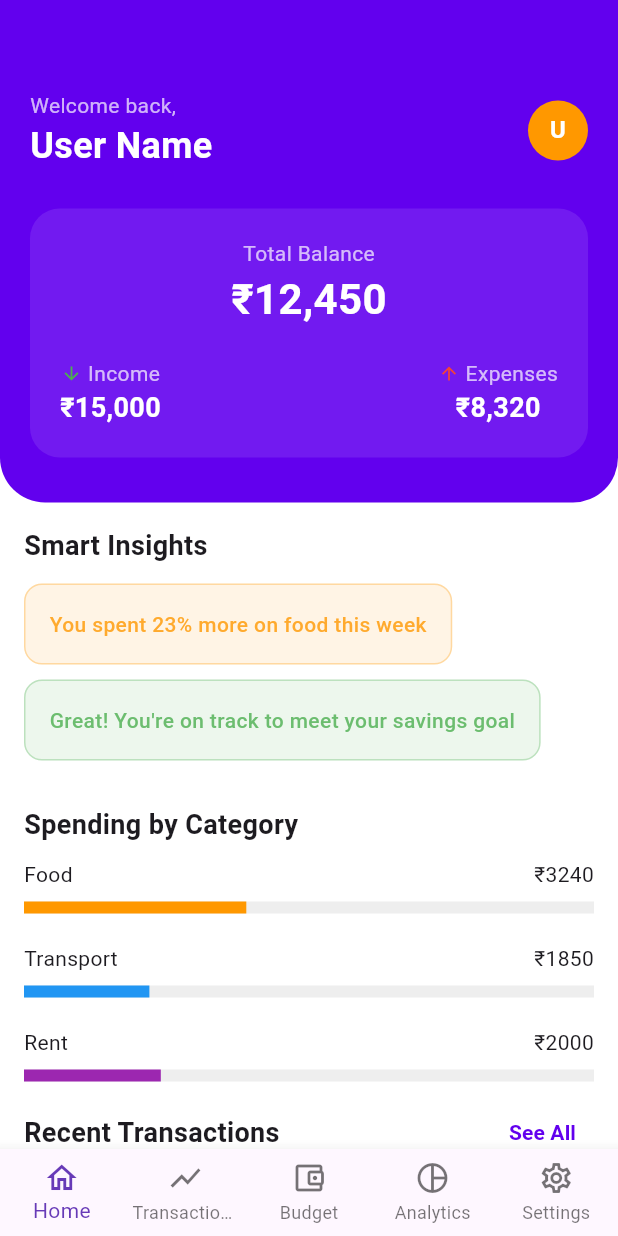
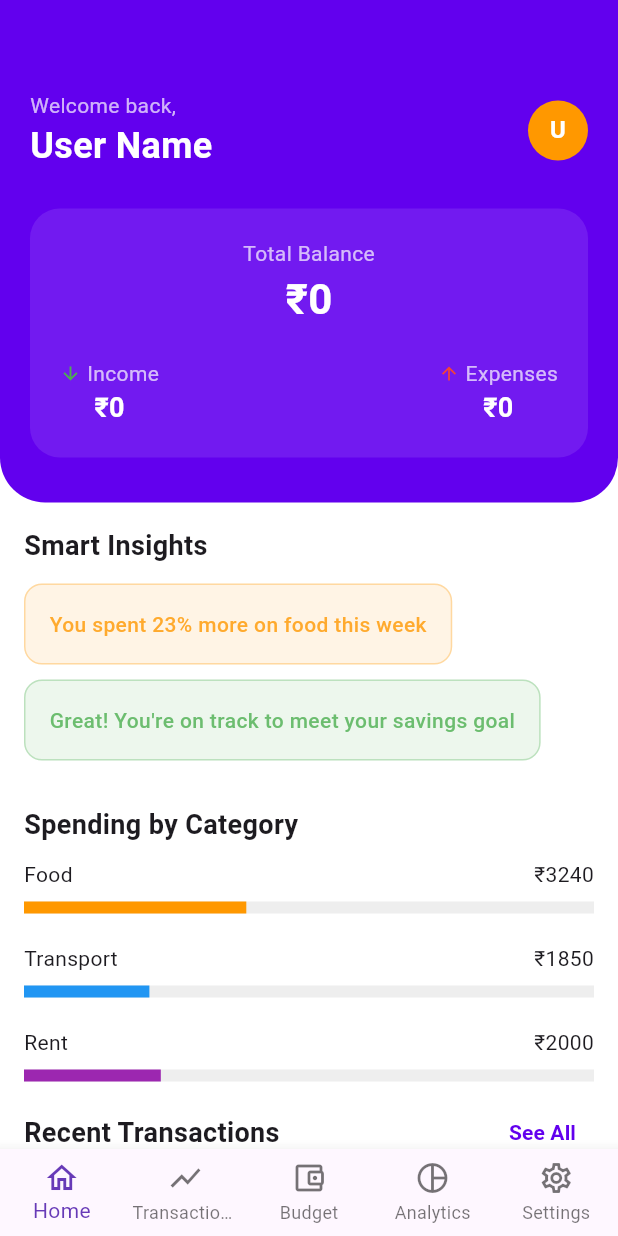
Before and after one commit to PrateekMarke/Student-Expense-Analyzer, a Flutter app: the HomeScreen screen opened by its route, on a phone screen of 412 x 824 dp. Run offline on Flutter 3.47's test engine with Material 3 defaults, Android fonts, the phone set to English and light mode, and no system bars; our stand-ins replace dio, equatable, firebase_core, flutter_bloc, flutter_local_notifications, get_it and 4 more; missing offline and left inert: another_telephony, notification_listener_service, workmanager; accounts and stored records are empty; network calls fail.

Commit message:
fixed total amount

```diff
--- a/lib/feature/dashboard/presentation/bloc/dashboard_bloc.dart
+++ b/lib/feature/dashboard/presentation/bloc/dashboard_bloc.dart
@@ -15,7 +15,24 @@ class DashboardBloc extends Bloc<DashboardEvent, DashboardState> {
       }
       try {
         final transactions = await getRecentTransactions(limit: event.limit);
-        emit(DashboardLoaded(recentTransactions: transactions));
+
+      double totalIncome = 0.0;
+       double totalExpenses = 0.0;
+       for (var tx in transactions) {
+
+      if (tx.type == 'deposit') {
+        totalIncome += tx.amount;
+      } else if (tx.type == 'withdrawal') {
+        totalExpenses += tx.amount;
+      }
+    }
+  final double balance = totalIncome - totalExpenses;
+        emit(DashboardLoaded(
+      recentTransactions: transactions,
+      totalIncome: totalIncome,
+      totalExpenses: totalExpenses,
+      totalBalance: balance,
+    ));
       } catch (e) {
         emit(DashboardError(e.toString()));
       }
--- a/lib/feature/dashboard/presentation/bloc/dashboard_state.dart
+++ b/lib/feature/dashboard/presentation/bloc/dashboard_state.dart
@@ -8,7 +8,16 @@ class DashboardLoading extends DashboardState {}
 
 class DashboardLoaded extends DashboardState {
   final List<RecentTranscation> recentTransactions;
-  DashboardLoaded({required this.recentTransactions});
+ final double totalBalance;
+  final double totalIncome;
+  final double totalExpenses;
+
+  DashboardLoaded({
+    required this.recentTransactions,
+    required this.totalBalance,
+    required this.totalIncome,
+    required this.totalExpenses,
+  });
 }
 
 class DashboardError extends DashboardState {
--- a/lib/feature/dashboard/presentation/pages/home.dart
+++ b/lib/feature/dashboard/presentation/pages/home.dart
@@ -244,7 +244,19 @@ class _HomeScreenState extends State<HomeScreen> {
                 ],
               ),
               const SizedBox(height: 25),
-              Container(
+              BlocBuilder<DashboardBloc, DashboardState>(
+                builder: (context, dashState) {
+                  double balance = 0.0;
+                  double income = 0.0;
+                  double expenses = 0.0;
+
+                  if (dashState is DashboardLoaded) {
+                    balance = dashState.totalBalance;
+                    income = dashState.totalIncome;
+                    expenses = dashState.totalExpenses;
+                  }
+
+                  return Container(
                     padding: const EdgeInsets.all(20),
                     decoration: BoxDecoration(
                       color: Colors.white.withOpacity(0.1),
@@ -256,10 +268,12 @@ class _HomeScreenState extends State<HomeScreen> {
                           "Total Balance",
                           style: TextStyle(color: Colors.white70),
                         ),
-                    const Text(
-                      "₹12,450",
+                        Text(
+                          "₹${balance.toStringAsFixed(0)}",
                           style: TextStyle(
-                        color: Colors.white,
+                            color: balance < 0
+                                ? Colors.redAccent
+                                : Colors.white,
                             fontSize: 28,
                             fontWeight: FontWeight.bold,
                           ),
@@ -270,13 +284,13 @@ class _HomeScreenState extends State<HomeScreen> {
                           children: [
                             _balanceStat(
                               "Income",
-                          "₹15,000",
+                              "₹${income.toStringAsFixed(0)}",
                               Icons.arrow_downward,
                               Colors.green,
                             ),
                             _balanceStat(
                               "Expenses",
-                          "₹8,320",
+                              "₹${expenses.toStringAsFixed(0)}",
                               Icons.arrow_upward,
                               Colors.red,
                             ),
@@ -284,6 +298,8 @@ class _HomeScreenState extends State<HomeScreen> {
                         ),
                       ],
                     ),
+                  );
+                },
               ),
             ],
           ),
```
Lines whose indentation alone changed are shown as unchanged.
